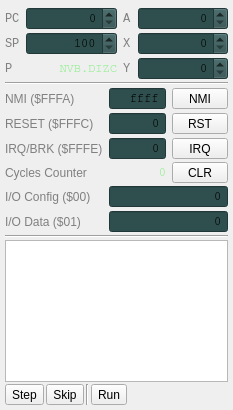
Old version of the form cpuwidget.ui in the repository rjaremczak/mo65x.
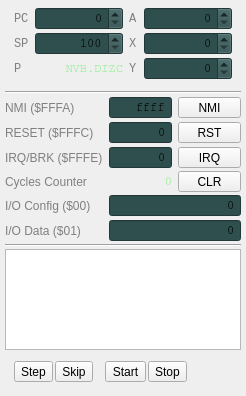
New version of the form. Custom widgets are drawn as their Qt base class.

Commit message: preparation for continuous run in progress

Patch:
```diff
--- a/cpuwidget.ui
+++ b/cpuwidget.ui
@@ -6,8 +6,8 @@
    <rect>
     <x>0</x>
     <y>0</y>
-    <width>233</width>
-    <height>410</height>
+    <width>246</width>
+    <height>396</height>
    </rect>
   </property>
   <property name="maximumSize">
@@ -53,7 +53,8 @@
      <number>5</number>
     </property>
     <item>
-     <layout class="QGridLayout" name="cpuLayout">
+     <widget class="QFrame" name="cpuFrame">
+      <layout class="QGridLayout" name="cpuGroup">
       <property name="sizeConstraint">
        <enum>QLayout::SetMaximumSize</enum>
       </property>
@@ -367,6 +368,7 @@
        </widget>
       </item>
      </layout>
+     </widget>
     </item>
     <item>
      <widget class="Line" name="line">
@@ -404,6 +406,12 @@
           <verstretch>0</verstretch>
          </sizepolicy>
         </property>
+        <property name="minimumSize">
+         <size>
+          <width>55</width>
+          <height>0</height>
+         </size>
+        </property>
         <property name="text">
          <string>NMI</string>
         </property>
@@ -522,6 +530,12 @@
           <verstretch>0</verstretch>
          </sizepolicy>
         </property>
+        <property name="minimumSize">
+         <size>
+          <width>55</width>
+          <height>0</height>
+         </size>
+        </property>
         <property name="text">
          <string>CLR</string>
         </property>
@@ -538,6 +552,12 @@
           <verstretch>0</verstretch>
          </sizepolicy>
         </property>
+        <property name="minimumSize">
+         <size>
+          <width>55</width>
+          <height>0</height>
+         </size>
+        </property>
         <property name="text">
          <string>RST</string>
         </property>
@@ -551,6 +571,12 @@
           <verstretch>0</verstretch>
          </sizepolicy>
         </property>
+        <property name="minimumSize">
+         <size>
+          <width>55</width>
+          <height>0</height>
+         </size>
+        </property>
         <property name="text">
          <string>IRQ</string>
         </property>
@@ -685,7 +711,8 @@
      </widget>
     </item>
     <item>
-     <layout class="QHBoxLayout" name="executionBox">
+     <widget class="QFrame" name="auxFrame">
+      <layout class="QHBoxLayout" name="controlGroup">
       <property name="spacing">
        <number>2</number>
       </property>
@@ -704,22 +731,38 @@
        </widget>
       </item>
       <item>
-       <widget class="Line" name="line_3">
+        <spacer name="horizontalSpacer">
         <property name="orientation">
-         <enum>Qt::Vertical</enum>
-        </property>
-       </widget>
+          <enum>Qt::Horizontal</enum>
+         </property>
+         <property name="sizeType">
+          <enum>QSizePolicy::Preferred</enum>
+         </property>
+         <property name="sizeHint" stdset="0">
+          <size>
+           <width>10</width>
+           <height>20</height>
+          </size>
+         </property>
+        </spacer>
       </item>
       <item>
-       <widget class="QToolButton" name="continuousExecution">
+        <widget class="QToolButton" name="startExecution">
         <property name="text">
-         <string>Run</string>
+          <string>Start</string>
         </property>
         <property name="checkable">
          <bool>true</bool>
         </property>
        </widget>
       </item>
+       <item>
+        <widget class="QToolButton" name="stopExecution">
+         <property name="text">
+          <string>Stop</string>
+         </property>
+        </widget>
+       </item>
       <item>
        <spacer name="horizontalSpacer_3">
         <property name="orientation">
@@ -734,6 +777,7 @@
        </spacer>
       </item>
      </layout>
+     </widget>
     </item>
    </layout>
   </widget>
```
Left out of the diff: 18 changed lines with no effect on the pictures. Lines whose indentation alone changed are shown as unchanged. The commit also changes 8 other files.
